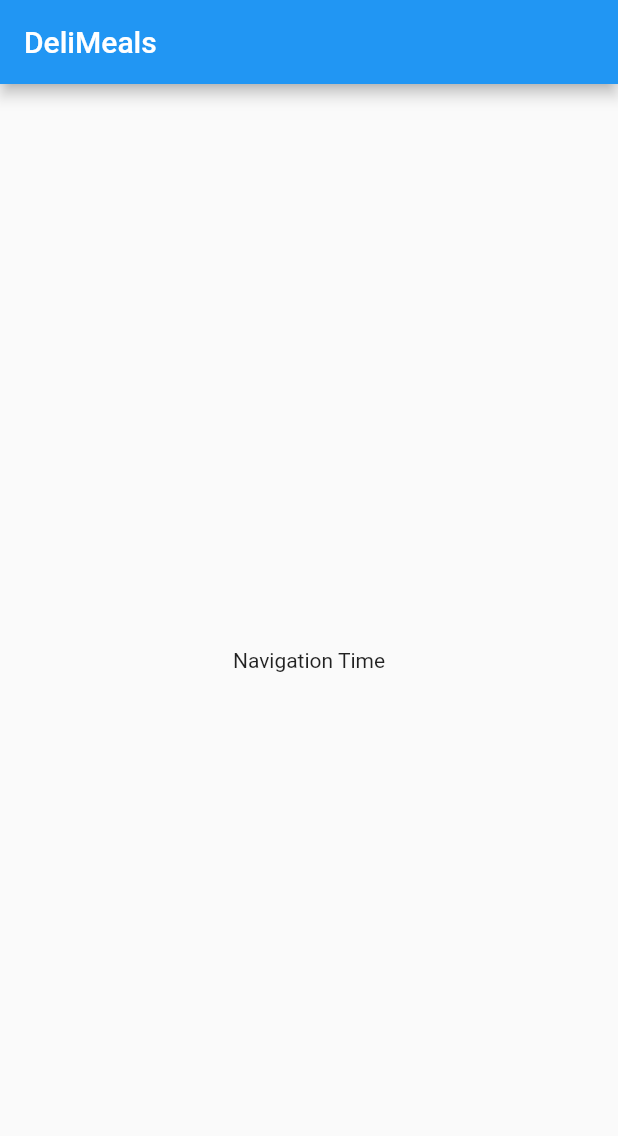
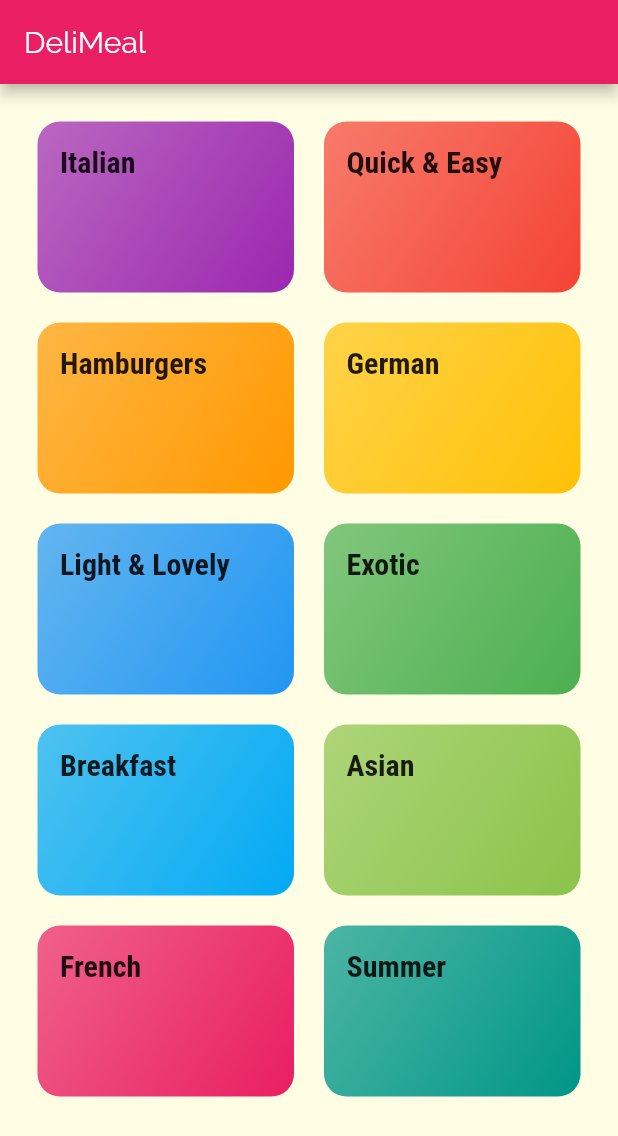
Before and after one commit to jamil-qn/cooking_up-app, a Flutter app: the screen it shows after launch, on a phone screen of 412 x 824 dp. Shown: the top 1136 px of the screen. Run offline on Flutter 3.47's test engine with Material 2 defaults, Android fonts, the phone set to English and light mode, and no system bars.

Commit message:
navigate between to page

```diff
--- /dev/null
+++ b/lib/dummy_data.dart
@@ -0,0 +1,56 @@
+import 'package:flutter/material.dart';
+
+import './models/category.dart';
+
+const DUMMY_CATEGORIES = const [
+  Category(
+    id: 'c1',
+    title: 'Italian',
+    color: Colors.purple,
+  ),
+  Category(
+    id: 'c2',
+    title: 'Quick & Easy',
+    color: Colors.red,
+  ),
+  Category(
+    id: 'c3',
+    title: 'Hamburgers',
+    color: Colors.orange,
+  ),
+  Category(
+    id: 'c4',
+    title: 'German',
+    color: Colors.amber,
+  ),
+  Category(
+    id: 'c5',
+    title: 'Light & Lovely',
+    color: Colors.blue,
+  ),
+  Category(
+    id: 'c6',
+    title: 'Exotic',
+    color: Colors.green,
+  ),
+  Category(
+    id: 'c7',
+    title: 'Breakfast',
+    color: Colors.lightBlue,
+  ),
+  Category(
+    id: 'c8',
+    title: 'Asian',
+    color: Colors.lightGreen,
+  ),
+  Category(
+    id: 'c9',
+    title: 'French',
+    color: Colors.pink,
+  ),
+  Category(
+    id: 'c10',
+    title: 'Summer',
+    color: Colors.teal,
+  ),
+];
--- a/lib/main.dart
+++ b/lib/main.dart
@@ -1,4 +1,7 @@
+import 'dart:ui';
+
 import 'package:flutter/material.dart';
+import './screens/categories_screen.dart';
 
 void main() => runApp(MyApp());
 
@@ -9,28 +12,25 @@
       debugShowCheckedModeBanner: false,
       title: 'DeliMeals',
       theme: ThemeData(
-        primaryColor: Colors.blue,
+        primaryColor: Colors.pink,
+        accentColor: Colors.amber,
+        canvasColor: Color.fromRGBO(255, 254, 229, 1),
+        fontFamily: 'Raleway',
+        textTheme: ThemeData.light().textTheme.copyWith(
+              bodyText1: TextStyle(
+                color: Color.fromRGBO(20, 51, 51, 1),
+              ),
+              bodyText2: TextStyle(
+                color: Color.fromRGBO(20, 51, 51, 1),
+              ),
+              headline6: TextStyle(
+                fontFamily: 'RobotoCondensed',
+                fontSize: 20,
+                fontWeight: FontWeight.bold,
+              ),
+            ),
       ),
-      home: MyHomePage(),
+      home: CategoriesScreen(),
     );
   }
 }
-
-class MyHomePage extends StatefulWidget {
-  @override
-  _MyHomePageState createState() => _MyHomePageState();
-}
-
-class _MyHomePageState extends State<MyHomePage> {
-  @override
-  Widget build(BuildContext context) {
-    return Scaffold(
-      appBar: AppBar(
-        title: Text('DeliMeals'),
-      ),
-      body: Center(
-        child: Text('Navigation Time'),
-      ),
-    );
-  }
-}
--- /dev/null
+++ b/lib/models/category.dart
@@ -0,0 +1,13 @@
+import 'package:flutter/material.dart';
+
+class Category {
+  final String id;
+  final String title;
+  final Color color;
+
+  const Category({
+    required this.id,
+    required this.title,
+    this.color = Colors.orange,
+  });
+}
--- /dev/null
+++ b/lib/screens/categories_screen.dart
@@ -0,0 +1,31 @@
+import 'package:flutter/material.dart';
+import '../dummy_data.dart';
+import '../widgets/category_item.dart';
+
+class CategoriesScreen extends StatelessWidget {
+  @override
+  Widget build(BuildContext context) {
+    return Scaffold(
+      appBar: AppBar(
+        title: const Text('DeliMeal'),
+      ),
+      body: GridView(
+        padding: const EdgeInsets.all(25),
+      children: DUMMY_CATEGORIES
+          .map(
+            (catData) => CategoryItem(
+              catData.id,
+              catData.title,
+              catData.color,
+            ),
+          )
+          .toList(),
+      gridDelegate: SliverGridDelegateWithMaxCrossAxisExtent(
+        maxCrossAxisExtent: 200,
+        childAspectRatio: 3 / 2,
+        crossAxisSpacing: 20,mainAxisSpacing: 20,
+      ),
+    ),
+    );
+  }
+}
--- /dev/null
+++ b/lib/screens/category_meals_screen.dart
@@ -0,0 +1,20 @@
+import 'package:flutter/material.dart';
+
+class CategoryMealsScreen extends StatelessWidget {
+  final String categoryId;
+  final String categoryTitle;
+
+  CategoryMealsScreen(this.categoryId, this.categoryTitle);
+
+  @override
+  Widget build(BuildContext context) {
+    return Scaffold(
+      appBar: AppBar(
+        title: Text(categoryTitle),
+      ),
+      body: Center(
+        child: Text('the recipes the category!'),
+      ),
+    );
+  }
+}
--- /dev/null
+++ b/lib/widgets/category_item.dart
@@ -0,0 +1,47 @@
+import '../screens/category_meals_screen.dart';
+import 'package:flutter/material.dart';
+
+class CategoryItem extends StatelessWidget {
+  final String id;
+  final String title;
+  final Color color;
+
+  CategoryItem( this.id,this.title, this.color);
+
+  void selectCategory(BuildContext ctx) {
+    Navigator.of(ctx).push(
+      MaterialPageRoute(
+        builder: (_) {
+          return CategoryMealsScreen(id,title);
+        },
+      ),
+    );
+  }
+
+  @override
+  Widget build(BuildContext context) {
+    return InkWell(
+      onTap: () => selectCategory(context),
+      splashColor: Theme.of(context).primaryColor,
+      borderRadius: BorderRadius.circular(15),
+      child: Container(
+        padding: const EdgeInsets.all(15),
+        child: Text(
+          title,
+          style: Theme.of(context).textTheme.headline6,
+        ),
+        decoration: BoxDecoration(
+          gradient: LinearGradient(
+            colors: [
+              color.withOpacity(0.7),
+              color,
+            ],
+            begin: Alignment.topLeft,
+            end: Alignment.bottomRight,
+          ),
+          borderRadius: BorderRadius.circular(15),
+        ),
+      ),
+    );
+  }
+}
```
Also changed, not shown: pubspec.yaml (+17 -6 lines), assets/fonts/Raleway-Black.ttf (added), assets/fonts/Raleway-Bold.ttf (added), assets/fonts/Raleway-Regular.ttf (added), assets/fonts/RobotoCondensed-Bold.ttf (added), assets/fonts/RobotoCondensed-Italic.ttf (added), assets/fonts/RobotoCondensed-Light.ttf (added), assets/fonts/RobotoCondensed-Regular.ttf (added).
